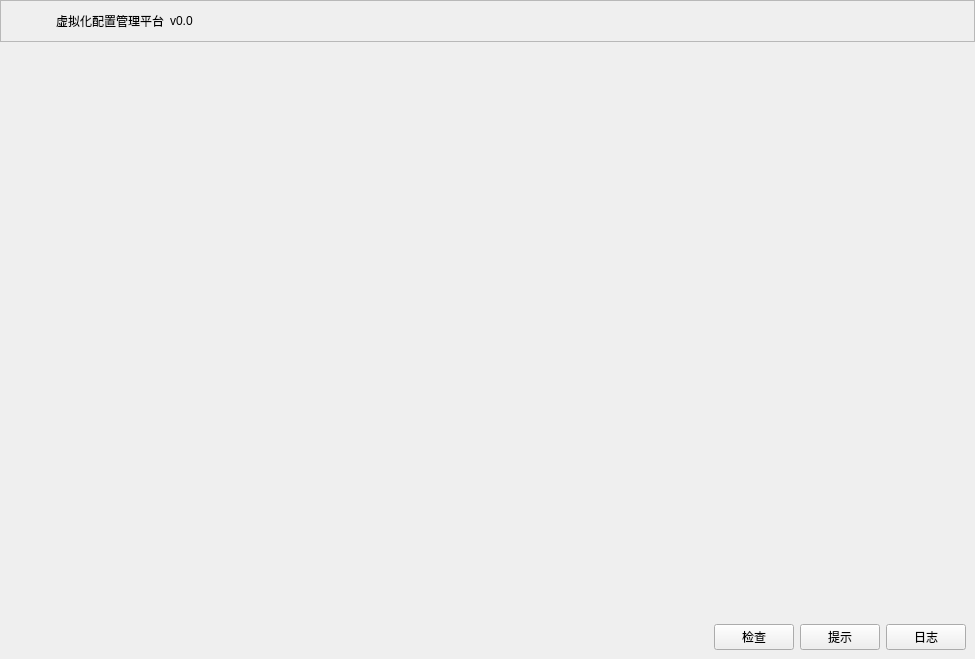
Old version of the form forms/main_window.ui in the repository openeuler-mirror/Jailhouse-gui.
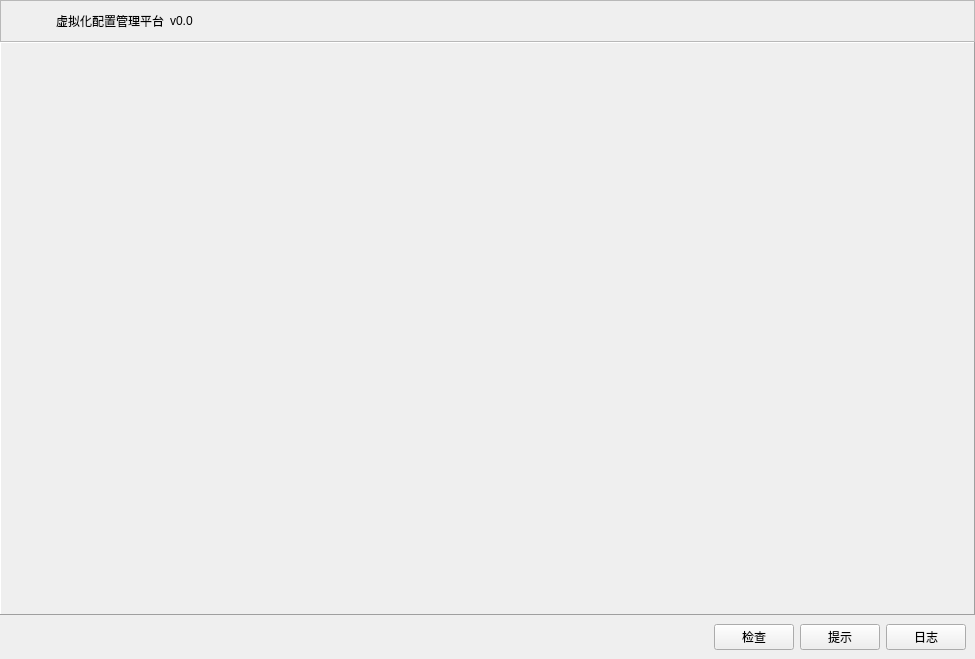
New version of the form.

Commit message:
Docs: Update formatting for logs and prompts in the main interface.
This commit updates the formatting of logs and prompts in the main interface, including standardizing timestamp formats for log entries, optimizing text alignment for prompt messages, adding color-coding for different log levels (e.g., info, warning, error), and implementing consistent formatting rules for exception stack traces and operational feedback messages.

What changed in the file:
```diff
--- a/forms/main_window.ui
+++ b/forms/main_window.ui
@@ -129,7 +129,7 @@
      </widget>
      <widget class="QFrame" name="frame_tools">
       <property name="frameShape">
-       <enum>QFrame::NoFrame</enum>
+       <enum>QFrame::Shape::Panel</enum>
       </property>
       <property name="frameShadow">
        <enum>QFrame::Raised</enum>
```
Left out of the diff: 16 changed lines with no effect on the pictures.
